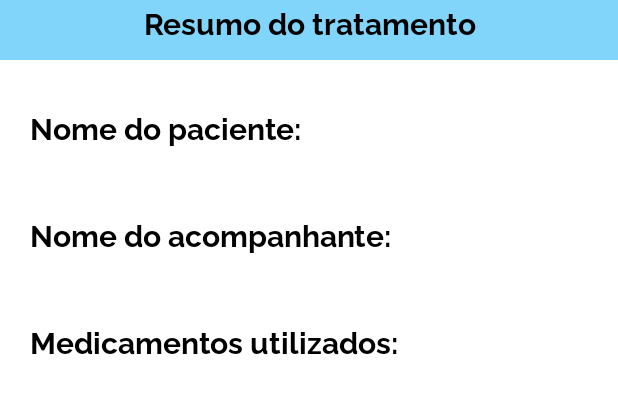
After one commit to keikoligia/daily-therapy, an Android app: the layout activity_resumo.xml on its own in the app's theme, with its tools: preview values and no code run, on a phone screen of 412 x 824 dp. The commit adds this screen. Shown: the top 394 px of the screen. Run offline under Robolectric (Android 15) with nearby library versions, the phone set to English and light mode, and no system bars.

Commit message:
Inicio da tela de resumo

```diff
--- a/android/app/src/main/AndroidManifest.xml
+++ b/android/app/src/main/AndroidManifest.xml
@@ -38,6 +38,9 @@
             android:name=".Medicamento"
             android:exported="true" />
         <activity
+            android:name=".Resumo"
+            android:exported="true" />
+        <activity
             android:name=".Inicio"
             android:exported="true" >
             <intent-filter>
--- a/android/app/src/main/java/br/unicamp/dailytherapy/Service.java
+++ b/android/app/src/main/java/br/unicamp/dailytherapy/Service.java
@@ -23,8 +23,8 @@ interface Service
 
     //resumo
     @POST("/usuario/remedio")
-    Call<Remedio> gerarPdf(@Body Resumo resumo);
+    Call<Remedio> gerarPdf(@Body DadosTratamento resumo);
 
-    @POST("/usuario/remedio/get")
-    Call<Remedio> mostrarRemedio(@Body Remedio remedio);
+    @GET("/usuario/remedio/{nome}")
+    Call<List<Remedio>> mostrarRemedio(@Path("nome") String nome);
 }
--- /dev/null
+++ b/android/app/src/main/res/layout/activity_resumo.xml
@@ -0,0 +1,81 @@
+<?xml version="1.0" encoding="utf-8"?>
+<LinearLayout xmlns:android="http://schemas.android.com/apk/res/android"
+    xmlns:app="http://schemas.android.com/apk/res-auto"
+    xmlns:tools="http://schemas.android.com/tools"
+    android:layout_width="match_parent"
+    android:layout_height="match_parent"
+    android:orientation="vertical"
+    tools:context=".Resumo">
+
+    <TextView
+        android:layout_width="match_parent"
+        android:layout_height="wrap_content"
+        android:layout_alignParentBottom="true"
+        android:layout_gravity="center"
+        android:height="40dp"
+        android:background="@color/azul"
+        android:backgroundTint="@color/azul"
+        android:fontFamily="@font/ralewaybold"
+        android:text="Resumo do tratamento"
+        android:textAlignment="center"
+        android:textColor="@color/black"
+        android:textSize="20dp" />
+
+    <TextView
+        android:layout_width="match_parent"
+        android:layout_height="wrap_content"
+        android:layout_marginLeft="20dp"
+        android:layout_marginTop="30dp"
+        android:fontFamily="@font/ralewaybold"
+        android:text="Nome do paciente:"
+        android:textColor="@color/black"
+        android:textSize="20dp" />
+
+    <TextView
+        android:id="@+id/tvNomePaciente"
+        android:layout_width="match_parent"
+        android:layout_height="wrap_content"
+        android:layout_marginLeft="20dp"
+        android:layout_marginTop="7dp"
+        android:fontFamily="@font/ralewaybold"
+        android:text=""
+        android:textColor="@color/black"
+        android:textSize="20dp" />
+
+    <TextView
+        android:layout_width="match_parent"
+        android:layout_height="wrap_content"
+        android:layout_marginLeft="20dp"
+        android:layout_marginTop="7dp"
+        android:fontFamily="@font/ralewaybold"
+        android:text="Nome do acompanhante:"
+        android:textColor="@color/black"
+        android:textSize="20dp" />
+
+    <TextView
+        android:id="@+id/tvNomeAcompanhante"
+        android:layout_width="match_parent"
+        android:layout_height="wrap_content"
+        android:layout_marginLeft="20dp"
+        android:layout_marginTop="7dp"
+        android:fontFamily="@font/ralewaybold"
+        android:text=""
+        android:textColor="@color/black"
+        android:textSize="20dp" />
+
+    <TextView
+        android:id="@+id/tvNomeMedicamentos"
+        android:layout_width="match_parent"
+        android:layout_height="wrap_content"
+        android:layout_marginLeft="20dp"
+        android:layout_marginTop="7dp"
+        android:fontFamily="@font/ralewaybold"
+        android:text="Medicamentos utilizados:"
+        android:textColor="@color/black"
+        android:textSize="20dp" />
+
+    <GridView
+        android:id="@+id/gvRemedios"
+        android:layout_width="match_parent"
+        android:layout_height="wrap_content" />
+</LinearLayout>
```
Also changed, not shown: android/app/src/main/java/br/unicamp/dailytherapy/DadosTratamento.java (added, +69 -0 lines), android/app/src/main/java/br/unicamp/dailytherapy/MainActivity.java (+4 -34 lines), android/app/src/main/java/br/unicamp/dailytherapy/Resumo.java (+117 -46 lines), android/app/src/main/java/br/unicamp/dailytherapy/ResumoAdapter.java (added, +58 -0 lines), android/app/src/main/res/layout/adapter_remedio.xml (added, +37 -0 lines), 1 other file.
